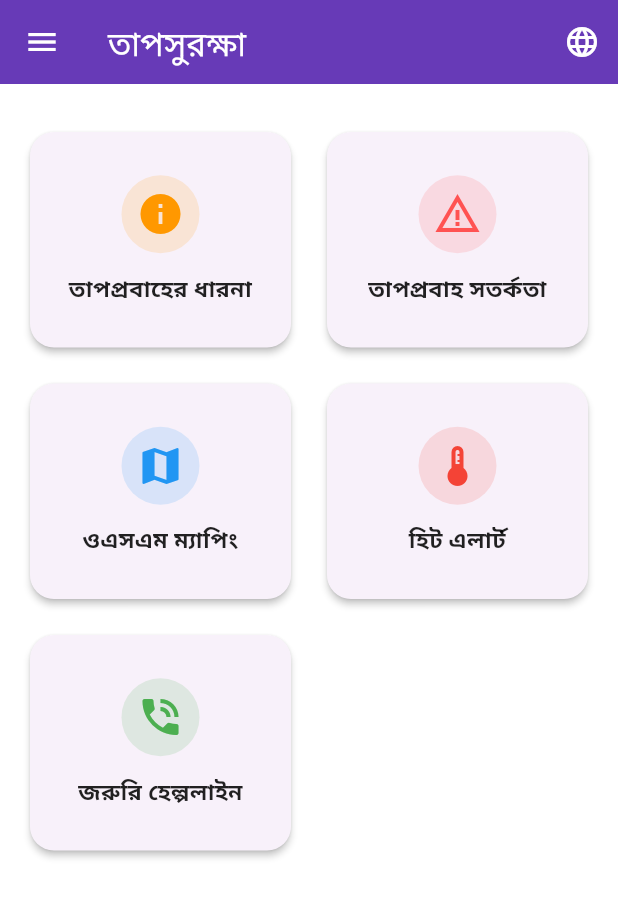
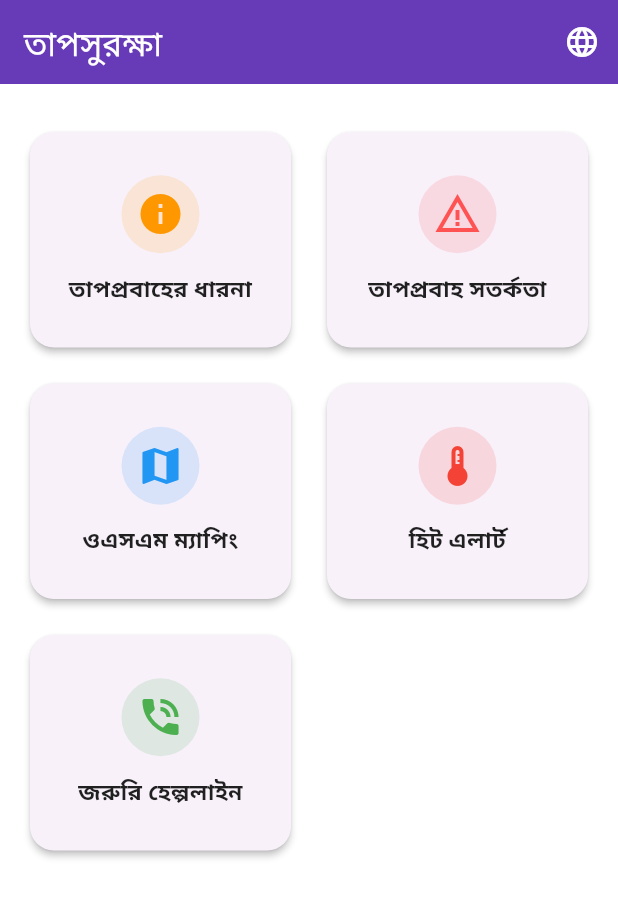
Before and after one commit to abuubaida921/taposurakkha, a Flutter app: the screen it shows after launch, on a phone screen of 412 x 824 dp. Shown: the top 897 px of the screen. Run offline on Flutter 3.47's test engine with Material 3 defaults, Android fonts, the phone set to English and light mode, and no system bars; our stand-ins replace fluttertoast, get, shared_preferences.

Commit message:
Some modification

```diff
--- a/lib/modules/dashboard/dashboard_view.dart
+++ b/lib/modules/dashboard/dashboard_view.dart
@@ -59,14 +59,14 @@ class _DashboardViewState extends State<DashboardView> {
     return Scaffold(
       appBar: AppBar(
         title: Text(loc.appTitle),
-        leading: Builder(
-          builder: (context) => IconButton(
-            icon: const Icon(Icons.menu),
-            onPressed: () {
-              Scaffold.of(context).openDrawer();
-            },
-          ),
-        ),
+        // leading: Builder(
+        //   builder: (context) => IconButton(
+        //     icon: const Icon(Icons.menu),
+        //     onPressed: () {
+        //       Scaffold.of(context).openDrawer();
+        //     },
+        //   ),
+        // ),
         actions: [
           PopupMenuButton<Locale>(
             icon: const Icon(Icons.language),
@@ -84,55 +84,55 @@ class _DashboardViewState extends State<DashboardView> {
           ),
         ],
       ),
-      drawer: Drawer(
-        child: ListView(
-          padding: EdgeInsets.zero,
-          children: [
-            DrawerHeader(
-              decoration: const BoxDecoration(
-                color: Colors.teal,
-              ),
-              child: Text(
-                loc.appTitle,
-                style: const TextStyle(color: Colors.white, fontSize: 24),
-              ),
-            ),
-            ListTile(
-              leading: const Icon(Icons.home),
-              title: Text(loc.dashboardTitle),
-              onTap: () {
-                Navigator.pop(context);
-                Get.offNamed('/dashboard');
-              },
-            ),
-            ListTile(
-              leading: const Icon(Icons.support_agent),
-              title: Text(loc.helpSupport ?? 'Help & Support'),
-              onTap: () {
-                Navigator.pop(context);
-                Get.toNamed('/help_support');
-              },
-            ),
-            const Divider(),
-            ListTile(
-              leading: const Icon(Icons.description),
-              title: Text(loc.termsConditions ?? 'Terms & Conditions'),
-              onTap: () {
-                Navigator.pop(context);
-                Get.toNamed('/terms_conditions');
-              },
-            ),
-            ListTile(
-              leading: const Icon(Icons.info_outline),
-              title: Text(loc.about ?? 'About'),
-              onTap: () {
-                Navigator.pop(context);
-                Get.toNamed('/about');
-              },
-            ),
-          ],
-        ),
-      ),
+      // drawer: Drawer(
+      //   child: ListView(
+      //     padding: EdgeInsets.zero,
+      //     children: [
+      //       DrawerHeader(
+      //         decoration: const BoxDecoration(
+      //           color: Colors.teal,
+      //         ),
+      //         child: Text(
+      //           loc.appTitle,
+      //           style: const TextStyle(color: Colors.white, fontSize: 24),
+      //         ),
+      //       ),
+      //       ListTile(
+      //         leading: const Icon(Icons.home),
+      //         title: Text(loc.dashboardTitle),
+      //         onTap: () {
+      //           Navigator.pop(context);
+      //           Get.offNamed('/dashboard');
+      //         },
+      //       ),
+      //       ListTile(
+      //         leading: const Icon(Icons.support_agent),
+      //         title: Text(loc.helpSupport ?? 'Help & Support'),
+      //         onTap: () {
+      //           Navigator.pop(context);
+      //           Get.toNamed('/help_support');
+      //         },
+      //       ),
+      //       const Divider(),
+      //       ListTile(
+      //         leading: const Icon(Icons.description),
+      //         title: Text(loc.termsConditions ?? 'Terms & Conditions'),
+      //         onTap: () {
+      //           Navigator.pop(context);
+      //           Get.toNamed('/terms_conditions');
+      //         },
+      //       ),
+      //       ListTile(
+      //         leading: const Icon(Icons.info_outline),
+      //         title: Text(loc.about ?? 'About'),
+      //         onTap: () {
+      //           Navigator.pop(context);
+      //           Get.toNamed('/about');
+      //         },
+      //       ),
+      //     ],
+      //   ),
+      // ),
       body: SingleChildScrollView(
         child: Padding(
           padding: const EdgeInsets.all(16.0),
```
